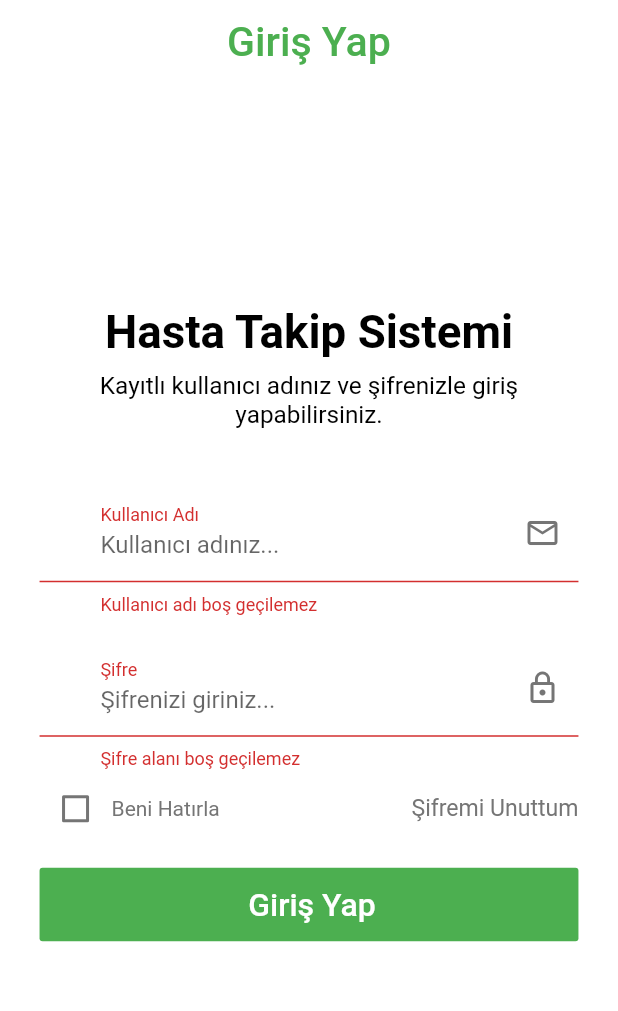
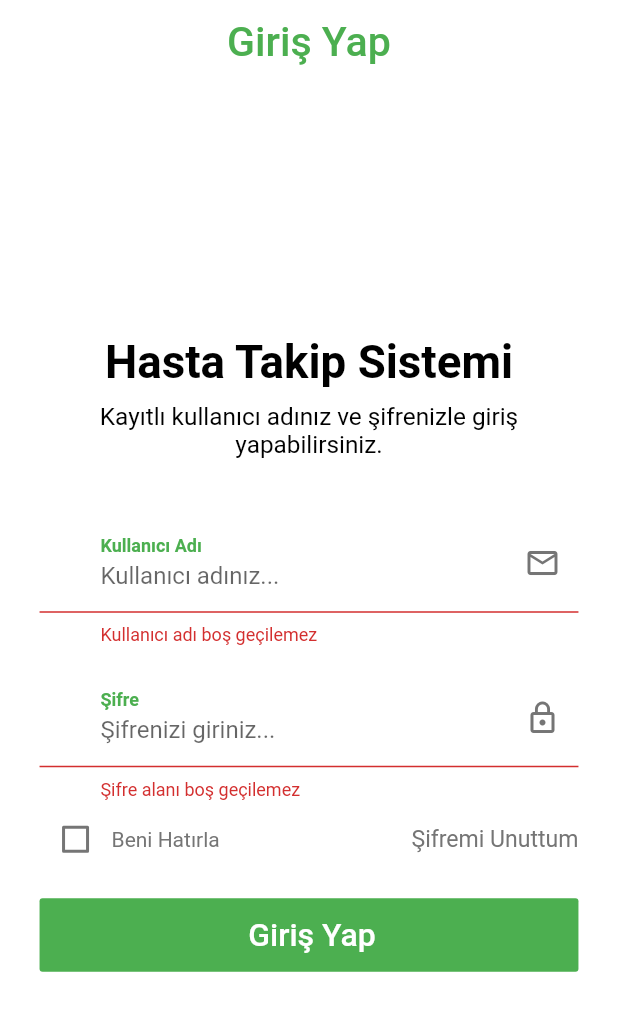
Before and after one commit to erdemaltiparmak/hasta_takip, a Flutter app: the screen it shows after launch, after a tap on "Giriş Yap", on a phone screen of 412 x 824 dp. Shown: the top 1011 px of the screen. Run offline on Flutter 3.47's test engine with Material 2 defaults, Android fonts, the light colour scheme and no system bars; our stand-ins replace firebase_auth, firebase_core, firebase_database, google_maps_flutter, shared_preferences, url_launcher_web; missing offline and left inert: firebase_auth_web, firebase_core_web, firebase_storage_web, flutter_keyboard_visibility_web, google_sign_in_web, shared_preferences_web; accounts and stored records are empty; Roboto replaces fonts that are missing (Muli).

Commit message:
login form label styles

```diff
--- a/lib/screens/giris_yap/components/body.dart
+++ b/lib/screens/giris_yap/components/body.dart
@@ -35,6 +35,9 @@ class GirisWidget extends StatelessWidget {
       mainAxisAlignment: MainAxisAlignment.center,
       mainAxisSize: MainAxisSize.max,
       children: <Widget>[
+        SizedBox(
+          height: yuksekligeGoreAyarla(context, 40),
+        ),
         Text(
           "Hasta Takip Sistemi",
           style: TextStyle(
@@ -121,6 +124,8 @@ class _GirisFormuState extends State<GirisFormu> {
                         hintText: "Kullanıcı adınız...",
                         suffixIcon: Icon(Icons.mail_outline, color: kTextColor),
                         floatingLabelBehavior: FloatingLabelBehavior.always,
+                        labelStyle: TextStyle(
+                            color: Colors.green, fontWeight: FontWeight.bold),
                         contentPadding: EdgeInsets.symmetric(
                             horizontal: yuksekligeGoreAyarla(context, 40),
                             vertical: genisligeGoreAyarla(context, 14)),
@@ -156,6 +161,8 @@ class _GirisFormuState extends State<GirisFormu> {
                         hintText: "Şifrenizi giriniz...",
                         suffixIcon: Icon(Icons.lock_outline, color: kTextColor),
                         floatingLabelBehavior: FloatingLabelBehavior.always,
+                        labelStyle: TextStyle(
+                            color: Colors.green, fontWeight: FontWeight.bold),
                         contentPadding: EdgeInsets.symmetric(
                             horizontal: yuksekligeGoreAyarla(context, 40),
                             vertical: genisligeGoreAyarla(context, 14)),
@@ -215,8 +222,6 @@ class _GirisFormuState extends State<GirisFormu> {
                     if (_formKey.currentState.validate()) {
                       _formKey.currentState.save();
                       if (await signIn(_eMail.text, _password.text, context)) {
-                        globalCurrentUser = currentUserService.getPersonel(
-                            FirebaseAuth.instance.currentUser.email);
                         if (isChecked = isChecked) {
                           _saveSharedPreferences().then((value) {
                             Navigator.pushReplacement(
```
Also changed, not shown: 1 other file.
